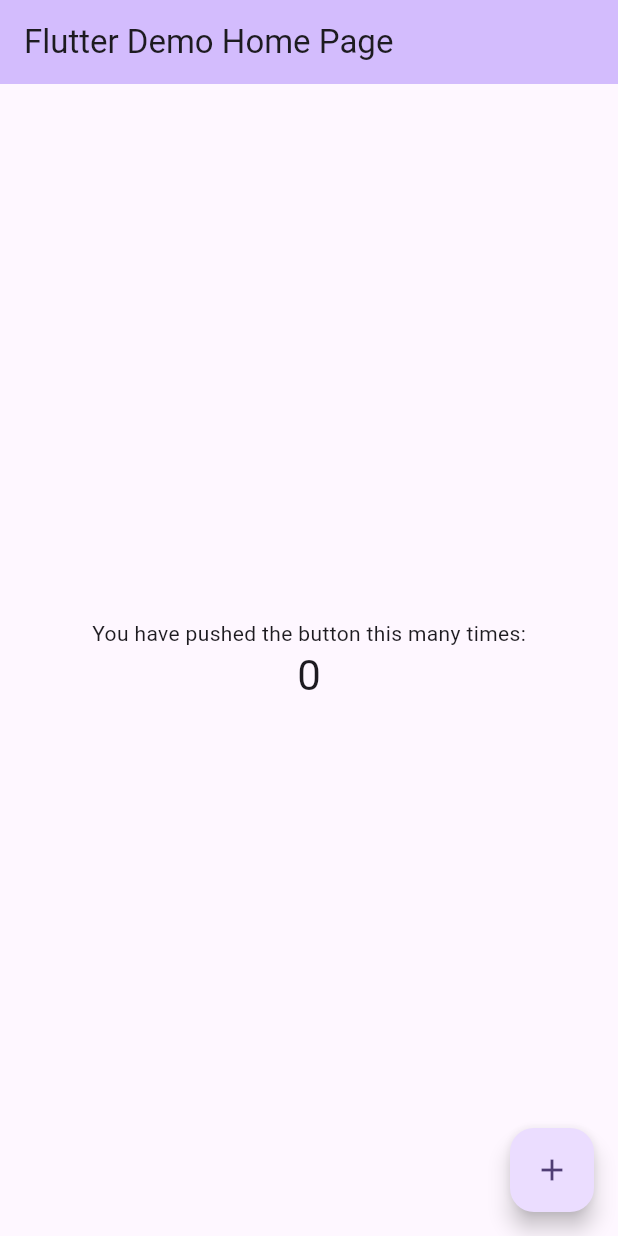
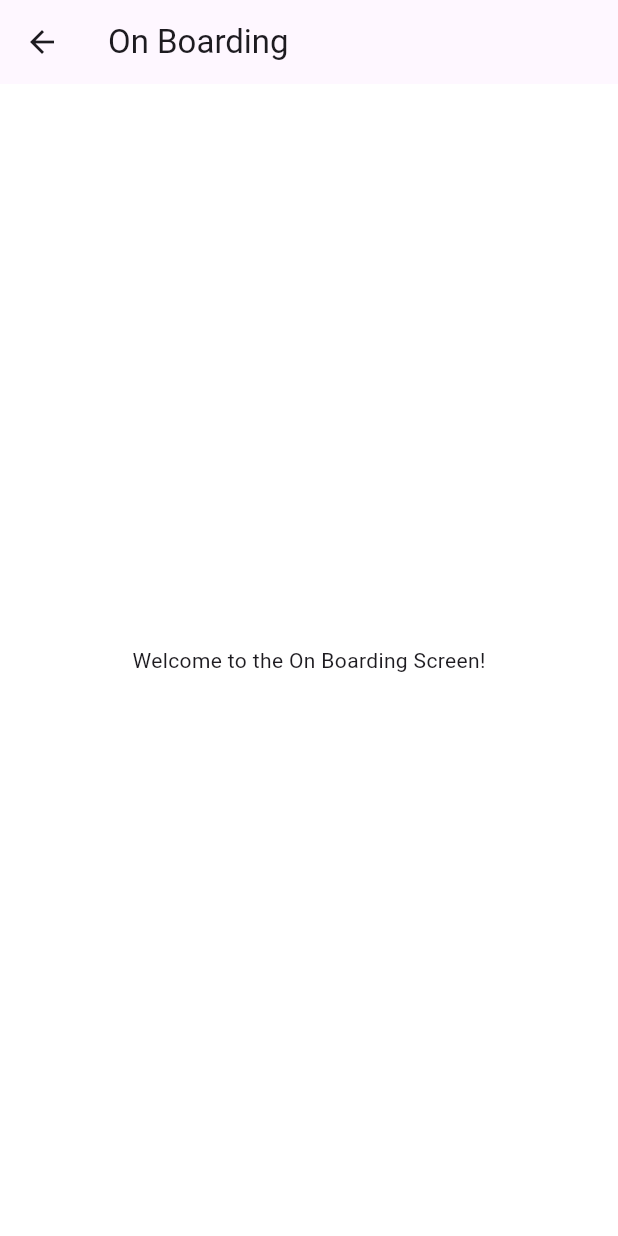
Before and after one commit to melsayed7/flutter_application, a Flutter app: the screen it shows after launch, on a phone screen of 412 x 824 dp. Run offline on Flutter 3.47's test engine with Material 3 defaults, Android fonts, the light colour scheme and no system bars; our stand-ins replace flutter_screenutil.

Commit message:
make folders of app and its pages

```diff
--- /dev/null
+++ b/lib/core/routing/app_route.dart
@@ -0,0 +1,29 @@
+import 'package:flutter/material.dart';
+import 'package:flutter_application/core/routing/routes.dart';
+import 'package:flutter_application/features/auth/login_screen.dart';
+import 'package:flutter_application/features/auth/register_screen.dart';
+import 'package:flutter_application/features/home/home_screen.dart';
+import 'package:flutter_application/features/onBoarding/onBoarding_screen.dart';
+
+class AppRoute {
+  static Route<dynamic> generateRoute(RouteSettings settings) {
+    switch (settings.name) {
+      case Routes.onBoarding:
+        return MaterialPageRoute(builder: (_) => const OnBoardingScreen());
+      case Routes.login:
+        return MaterialPageRoute(builder: (_) => const LoginScreen());
+      case Routes.register:
+        return MaterialPageRoute(builder: (_) => const RegisterScreen());
+      // case Routes.forgotPassword:
+      //   return MaterialPageRoute(builder: (_) => const ForgotPasswordScreen());
+      case Routes.home:
+        return MaterialPageRoute(builder: (_) => const HomeScreen());
+      default:
+        return MaterialPageRoute(
+          builder: (_) => const Scaffold(
+            body: Center(child: Text('No route defined for this path')),
+          ),
+        );
+    }
+  }
+}
--- /dev/null
+++ b/lib/core/routing/routes.dart
@@ -0,0 +1,7 @@
+class Routes {
+  static const String onBoarding = '/onboarding';
+  static const String login = '/login';
+  static const String register = '/register';
+  static const String forgotPassword = '/forgotPassword';
+  static const String home = '/home';
+}
--- /dev/null
+++ b/lib/core/theming/app_colors.dart
@@ -0,0 +1,6 @@
+import 'package:flutter/material.dart';
+
+class AppColors {
+  static const Color blueColor = Color(0xFF247CFF);
+  static const Color grayColor = Color(0xFFB0BEC5);
+}
--- /dev/null
+++ b/lib/doc_app.dart
@@ -0,0 +1,26 @@
+import 'package:flutter/material.dart';
+import 'package:flutter_application/core/routing/app_route.dart';
+import 'package:flutter_application/core/routing/routes.dart';
+import 'package:flutter_application/core/theming/app_colors.dart';
+import 'package:flutter_screenutil/flutter_screenutil.dart';
+
+class DocApp extends StatelessWidget {
+  AppRoute appRoute;
+  DocApp({super.key, required this.appRoute});
+
+  @override
+  Widget build(BuildContext context) {
+    return ScreenUtilInit(
+        designSize: const Size(375, 812),
+        minTextAdapt: true,
+        child: MaterialApp(
+          theme: ThemeData(
+            primaryColor: AppColors.blueColor,
+            scaffoldBackgroundColor: Colors.white,
+          ),
+          debugShowCheckedModeBanner: false,
+          initialRoute: Routes.onBoarding,
+          onGenerateRoute: AppRoute.generateRoute,
+        ));
+  }
+}
--- /dev/null
+++ b/lib/features/onBoarding/onBoarding_screen.dart
@@ -0,0 +1,17 @@
+import 'package:flutter/material.dart';
+
+class OnBoardingScreen extends StatelessWidget {
+  const OnBoardingScreen({super.key});
+
+  @override
+  Widget build(BuildContext context) {
+    return Scaffold(
+      appBar: AppBar(
+        title: const Text('On Boarding'),
+      ),
+      body: const Center(
+        child: Text('Welcome to the On Boarding Screen!'),
+      ),
+    );
+  }
+}
--- a/lib/main.dart
+++ b/lib/main.dart
@@ -1,126 +1,7 @@
 import 'package:flutter/material.dart';
+import 'package:flutter_application/core/routing/app_route.dart';
+import 'package:flutter_application/doc_app.dart';
 
 void main() {
-  runApp(const MyApp());
+  runApp(DocApp(appRoute: AppRoute()));
 }
-
-class MyApp extends StatelessWidget {
-  const MyApp({super.key});
-
-  // This widget is the root of your application.
-  @override
-  Widget build(BuildContext context) {
-    return MaterialApp(
-      title: 'Flutter Demo',
-      debugShowCheckedModeBanner: false,
-      theme: ThemeData(
-        // This is the theme of your application.
-        //
-        // TRY THIS: Try running your application with "flutter run". You'll see
-        // the application has a purple toolbar. Then, without quitting the app,
-        // try changing the seedColor in the colorScheme below to Colors.green
-        // and then invoke "hot reload" (save your changes or press the "hot
-        // reload" button in a Flutter-supported IDE, or press "r" if you used
-        // the command line to start the app).
-        //
-        // Notice that the counter didn't reset back to zero; the application
-        // state is not lost during the reload. To reset the state, use hot
-        // restart instead.
-        //
-        // This works for code too, not just values: Most code changes can be
-        // tested with just a hot reload.
-        colorScheme: ColorScheme.fromSeed(seedColor: Colors.deepPurple),
-        useMaterial3: true,
-      ),
-      home: const MyHomePage(title: 'Flutter Demo Home Page'),
-    );
-  }
-}
-
-class MyHomePage extends StatefulWidget {
-  const MyHomePage({super.key, required this.title});
-
-  // This widget is the home page of your application. It is stateful, meaning
-  // that it has a State object (defined below) that contains fields that affect
-  // how it looks.
-
-  // This class is the configuration for the state. It holds the values (in this
-  // case the title) provided by the parent (in this case the App widget) and
-  // used by the build method of the State. Fields in a Widget subclass are
-  // always marked "final".
-
-  final String title;
-
-  @override
-  State<MyHomePage> createState() => _MyHomePageState();
-}
-
-class _MyHomePageState extends State<MyHomePage> {
-  int _counter = 0;
-
-  void _incrementCounter() {
-    setState(() {
-      // This call to setState tells the Flutter framework that something has
-      // changed in this State, which causes it to rerun the build method below
-      // so that the display can reflect the updated values. If we changed
-      // _counter without calling setState(), then the build method would not be
-      // called again, and so nothing would appear to happen.
-      _counter++;
-    });
-  }
-
-  @override
-  Widget build(BuildContext context) {
-    // This method is rerun every time setState is called, for instance as done
-    // by the _incrementCounter method above.
-    //
-    // The Flutter framework has been optimized to make rerunning build methods
-    // fast, so that you can just rebuild anything that needs updating rather
-    // than having to individually change instances of widgets.
-    return Scaffold(
-      appBar: AppBar(
-        // TRY THIS: Try changing the color here to a specific color (to
-        // Colors.amber, perhaps?) and trigger a hot reload to see the AppBar
-        // change color while the other colors stay the same.
-        backgroundColor: Theme.of(context).colorScheme.inversePrimary,
-        // Here we take the value from the MyHomePage object that was created by
-        // the App.build method, and use it to set our appbar title.
-        title: Text(widget.title),
-      ),
-      body: Center(
-        // Center is a layout widget. It takes a single child and positions it
-        // in the middle of the parent.
-        child: Column(
-          // Column is also a layout widget. It takes a list of children and
-          // arranges them vertically. By default, it sizes itself to fit its
-          // children horizontally, and tries to be as tall as its parent.
-          //
-          // Column has various properties to control how it sizes itself and
-          // how it positions its children. Here we use mainAxisAlignment to
-          // center the children vertically; the main axis here is the vertical
-          // axis because Columns are vertical (the cross axis would be
-          // horizontal).
-          //
-          // TRY THIS: Invoke "debug painting" (choose the "Toggle Debug Paint"
-          // action in the IDE, or press "p" in the console), to see the
-          // wireframe for each widget.
-          mainAxisAlignment: MainAxisAlignment.center,
-          children: <Widget>[
-            const Text(
-              'You have pushed the button this many times:',
-            ),
-            Text(
-              '$_counter',
-              style: Theme.of(context).textTheme.headlineMedium,
-            ),
-          ],
-        ),
-      ),
-      floatingActionButton: FloatingActionButton(
-        onPressed: _incrementCounter,
-        tooltip: 'Increment',
-        child: const Icon(Icons.add),
-      ), // This trailing comma makes auto-formatting nicer for build methods.
-    );
-  }
-}
--- a/pubspec.yaml
+++ b/pubspec.yaml
@@ -46,6 +46,9 @@ dependencies:
   easy_localization: ^3.0.0
   retrofit: ^4.0.3
   retrofit_generator: ^8.0.4
+  flutter_svg: ^2.0.9
+  flutter_screenutil: ^5.9.0
+
 
 dev_dependencies:
   flutter_test:
```
Also changed, not shown: lib/features/auth/login_screen.dart (added, +17 -0 lines), lib/features/auth/register_screen.dart (added, +17 -0 lines), lib/features/home/home_screen.dart (added, +17 -0 lines), pubspec.lock, 2 other files.
